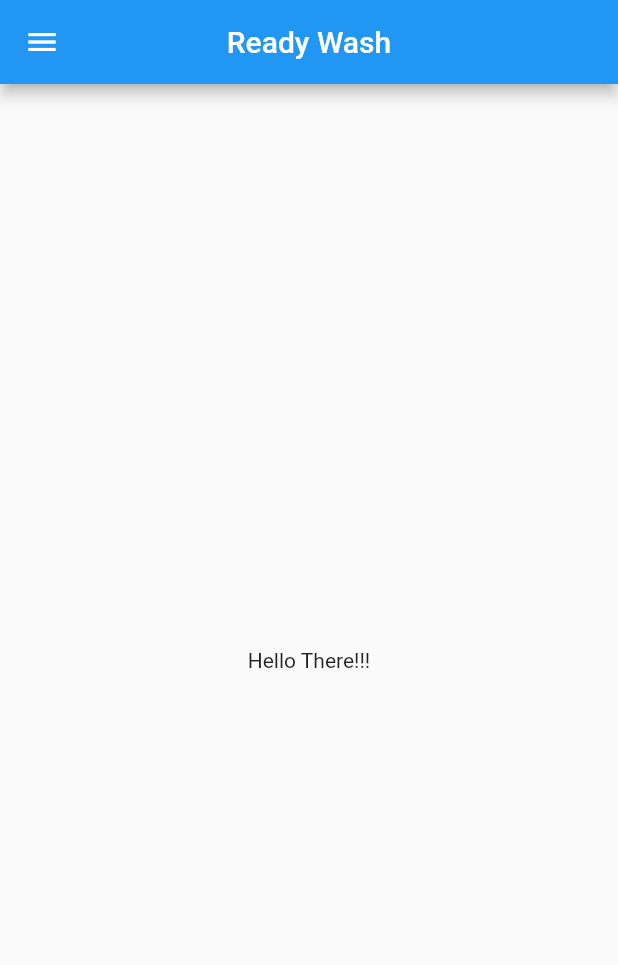
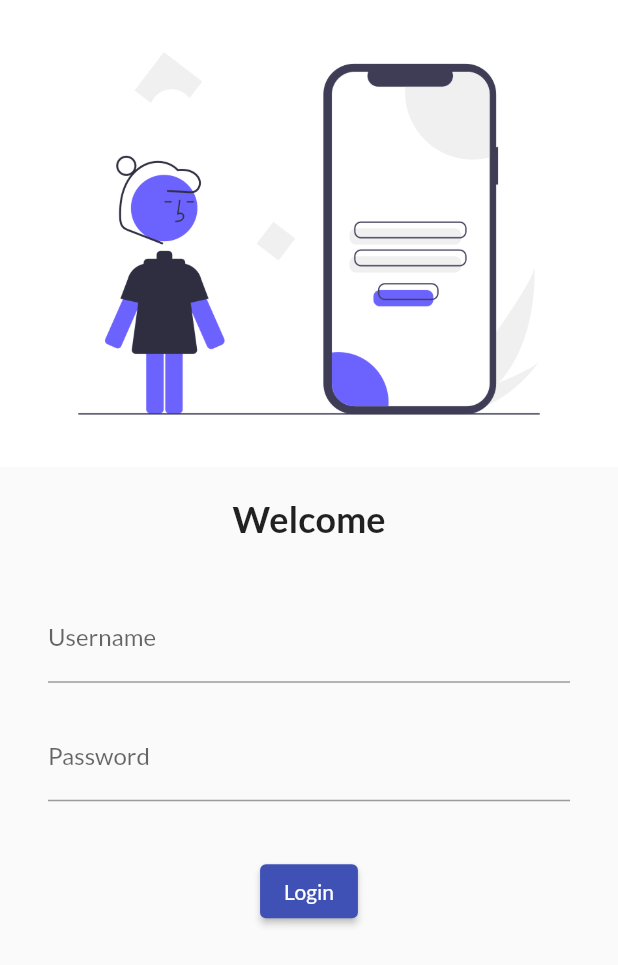
Before and after one commit to Deezee1390/R-E-Commerce, a Flutter app: the screen it shows after launch, on a phone screen of 412 x 824 dp. Shown: the top 965 px of the screen. Run offline on Flutter 3.47's test engine with Material 2 defaults, Android fonts, the phone set to English and light mode, and no system bars; our stand-ins replace google_fonts.

Commit message:
Day2 completed

```diff
--- a/lib/main.dart
+++ b/lib/main.dart
@@ -1,5 +1,7 @@
 import 'package:flutter/material.dart';
-import 'home_page.dart';
+import 'package:google_fonts/google_fonts.dart';
+import 'package:r_e_commerce/pages/login_page.dart';
+import 'pages/home_page.dart';
 
 void main() {
   runApp(MyApp());
@@ -11,7 +13,19 @@
   @override
   Widget build(BuildContext context) {
     return MaterialApp(
-      home: HOMEPAGE(),
+      // home: HOMEPAGE(),
+      themeMode: ThemeMode.light,
+      theme: ThemeData(
+        primarySwatch: Colors.indigo,
+        fontFamily: GoogleFonts.lato().fontFamily,
+        // primaryTextTheme: GoogleFonts.lektonTextTheme(),
+      ),
+      initialRoute: "/",
+      routes: {
+        "/": (context) => LoginPage(),
+        "/home": (context) => HOMEPAGE(),
+        "/login": (context) => LoginPage(),
+      },
     );
   }
 }
--- /dev/null
+++ b/lib/pages/login_page.dart
@@ -0,0 +1,67 @@
+import 'package:flutter/cupertino.dart';
+import 'package:flutter/material.dart';
+import 'package:google_fonts/google_fonts.dart';
+
+class LoginPage extends StatelessWidget {
+  const LoginPage({Key? key}) : super(key: key);
+
+  @override
+  Widget build(BuildContext context) {
+    return Material(
+      child: Column(
+        children: [
+          Image.asset(
+            'assets/images/login_page.png',
+            fit: BoxFit.cover,
+          ),
+          SizedBox(
+            height: 20,
+          ),
+          Text(
+            'Welcome',
+            style: TextStyle(
+              fontSize: 24,
+              fontWeight: FontWeight.bold,
+            ),
+          ),
+          SizedBox(
+            height: 20,
+          ),
+          Padding(
+            padding:
+                const EdgeInsets.symmetric(vertical: 16.0, horizontal: 32.0),
+            child: Column(
+              children: [
+                TextFormField(
+                  decoration: InputDecoration(
+                    hintText: 'Enter username',
+                    labelText: 'Username',
+                  ),
+                ),
+                SizedBox(
+                  height: 20,
+                ),
+                TextFormField(
+                  obscureText: true,
+                  decoration: InputDecoration(
+                    hintText: 'Enter password',
+                    labelText: 'Password',
+                  ),
+                ),
+              ],
+            ),
+          ),
+          SizedBox(
+            height: 20,
+          ),
+          ElevatedButton(
+            onPressed: () {
+              print('login success');
+            },
+            child: Text('Login'),
+          ),
+        ],
+      ),
+    );
+  }
+}
```
Also changed, not shown: pubspec.yaml (+4 -5 lines), assets/images/login_page.png (added), lib/pages/home_page.dart (renamed from lib/home_page.dart), pubspec.lock.
